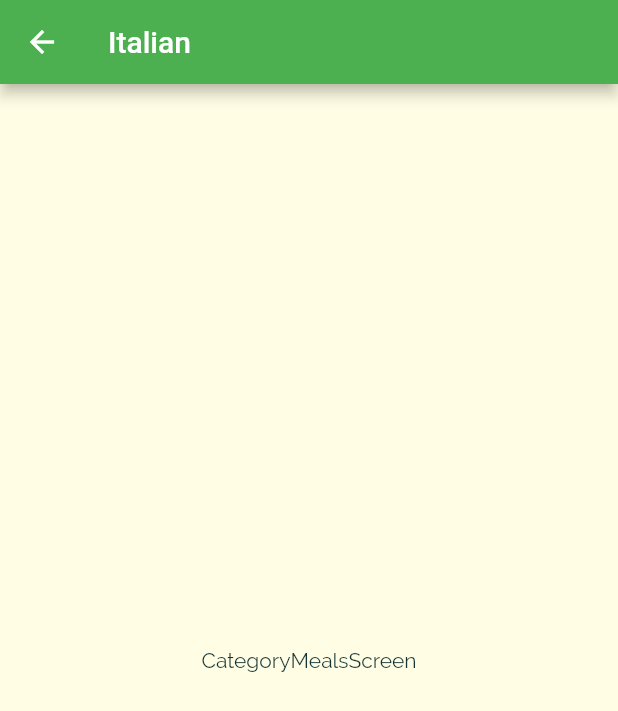
After one commit to Mridul2820/meal-app-flutter, a Flutter app: the screen it shows after launch, after a tap on "Italian", on a phone screen of 412 x 824 dp. The commit adds this screen. Shown: the top 711 px of the screen. Run offline on Flutter 3.47's test engine with Material 2 defaults, Android fonts, the phone set to English and light mode, and no system bars.

Commit message:
category detail screen

```diff
--- a/lib/screens/categories_screen.dart
+++ b/lib/screens/categories_screen.dart
@@ -22,6 +22,7 @@ class CategoriesScreen extends StatelessWidget {
         children: DUMMY_CATEGORIES
             .map(
               (catData) => CategoryItem(
+                catData.id,
                 catData.title,
                 catData.color,
               ),
--- /dev/null
+++ b/lib/screens/category_meals_screens.dart
@@ -0,0 +1,20 @@
+import 'package:flutter/material.dart';
+
+class CategoryMealsScreen extends StatelessWidget {
+  final String categoryId;
+  final String categoryTitle;
+
+  CategoryMealsScreen(this.categoryId, this.categoryTitle);
+
+  @override
+  Widget build(BuildContext context) {
+    return Scaffold(
+      appBar: AppBar(
+        title: Text(categoryTitle),
+      ),
+      body: Center(
+        child: Text('CategoryMealsScreen'),
+      ),
+    );
+  }
+}
--- a/lib/widgets/category_item.dart
+++ b/lib/widgets/category_item.dart
@@ -1,14 +1,30 @@
 import 'package:flutter/material.dart';
+import '../screens/category_meals_screens.dart';
 
 class CategoryItem extends StatelessWidget {
+  final String id;
   final String title;
   final Color color;
 
-  CategoryItem(this.title, this.color);
+  CategoryItem(this.id, this.title, this.color);
+
+  void selectCategory(BuildContext ctx) {
+    Navigator.of(ctx).push(MaterialPageRoute(
+      builder: (_) {
+        return CategoryMealsScreen(id, title);
+      },
+    ));
+  }
 
   @override
   Widget build(BuildContext context) {
-    return Container(
+    return InkWell(
+      onTap: () {
+        selectCategory(context);
+      },
+      splashColor: Theme.of(context).primaryColor,
+      borderRadius: BorderRadius.circular(15),
+      child: Container(
         padding: const EdgeInsets.all(15),
         child: Text(
           title,
@@ -25,6 +41,7 @@ class CategoryItem extends StatelessWidget {
           ),
           borderRadius: BorderRadius.circular(15),
         ),
+      ),
     );
   }
 }
```
Lines whose indentation alone changed are shown as unchanged.
